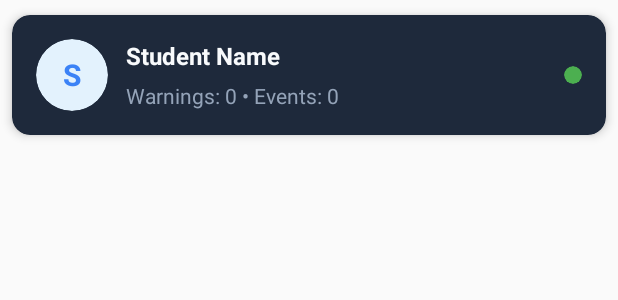
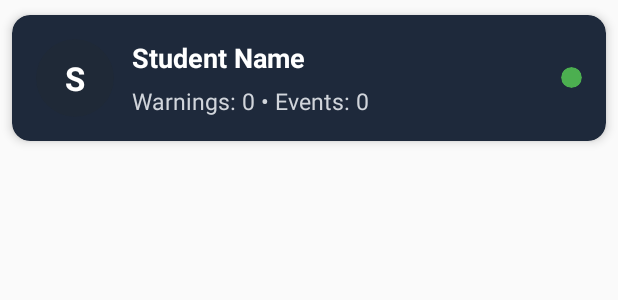
Before and after one commit to EarlSeandrikCinco/Honest-Gaze-Android-App, an Android app: the layout student_monitor_item.xml on its own in the app's theme, with its tools: preview values and no code run, on a phone screen of 412 x 824 dp. Shown: the top 300 px of the screen. Run offline under Robolectric (Android 15) with nearby library versions, the phone set to English and light mode, and no system bars.

Commit message:
waka waka e e

```diff
--- a/app/src/main/res/layout/student_monitor_item.xml
+++ b/app/src/main/res/layout/student_monitor_item.xml
@@ -19,10 +19,10 @@
 
         <!-- Student Avatar Circle -->
         <androidx.cardview.widget.CardView
-            android:layout_width="48dp"
-            android:layout_height="48dp"
-            app:cardCornerRadius="24dp"
-            app:cardBackgroundColor="#E3F2FD"
+            android:layout_width="52dp"
+            android:layout_height="52dp"
+            app:cardCornerRadius="26dp"
+            app:cardBackgroundColor="#1F2937"
             app:cardElevation="0dp">
 
             <TextView
@@ -30,9 +30,9 @@
                 android:layout_width="match_parent"
                 android:layout_height="match_parent"
                 android:text="S"
-                android:textSize="20sp"
+                android:textSize="22sp"
                 android:textStyle="bold"
-                android:textColor="@color/royal_blue"
+                android:textColor="#FFFFFF"
                 android:gravity="center"/>
         </androidx.cardview.widget.CardView>
 
@@ -49,9 +49,9 @@
                 android:layout_width="wrap_content"
                 android:layout_height="wrap_content"
                 android:text="Student Name"
-                android:textSize="16sp"
+                android:textSize="18sp"
                 android:textStyle="bold"
-                android:textColor="@color/text_header"/>
+                android:textColor="#FFFFFF"/>
 
             <LinearLayout
                 android:layout_width="wrap_content"
@@ -64,36 +64,35 @@
                     android:layout_width="wrap_content"
                     android:layout_height="wrap_content"
                     android:text="Warnings: 0"
-                    android:textSize="14sp"
-                    android:textColor="@color/text_body"/>
+                    android:textSize="15sp"
+                    android:textColor="#D1D5DB"/>
 
                 <TextView
                     android:layout_width="wrap_content"
                     android:layout_height="wrap_content"
                     android:text=" • "
-                    android:textSize="14sp"
-                    android:textColor="@color/text_body"/>
+                    android:textSize="15sp"
+                    android:textColor="#D1D5DB"/>
 
                 <TextView
                     android:id="@+id/studentEvents"
                     android:layout_width="wrap_content"
                     android:layout_height="wrap_content"
                     android:text="Events: 0"
-                    android:textSize="14sp"
-                    android:textColor="@color/text_body"/>
+                    android:textSize="15sp"
+                    android:textColor="#D1D5DB"/>
             </LinearLayout>
         </LinearLayout>
 
         <!-- Status Indicator -->
         <androidx.cardview.widget.CardView
             android:id="@+id/statusIndicator"
-            android:layout_width="12dp"
-            android:layout_height="12dp"
-            app:cardCornerRadius="6dp"
+            android:layout_width="14dp"
+            android:layout_height="14dp"
+            app:cardCornerRadius="7dp"
             app:cardBackgroundColor="#4CAF50"
             app:cardElevation="0dp"
             android:layout_marginStart="@dimen/spacing_md"/>
-
     </LinearLayout>
 
 </androidx.cardview.widget.CardView>
```
Also changed, not shown: app/src/main/res/drawable/ic_back_arrow_white.xml (added, +9 -0 lines), app/src/main/res/layout/activity_room_monitor.xml (+32 -22 lines).
